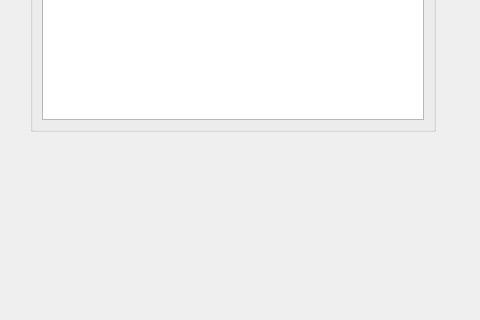
Above: mslib/msui/ui/ui_mscolab_window.ui from Open-MSS/MSS before the change; both pictures show x 0 to 480 and y 101 to 421 of the 480 by 640 pixel window. Below: the same form after it.
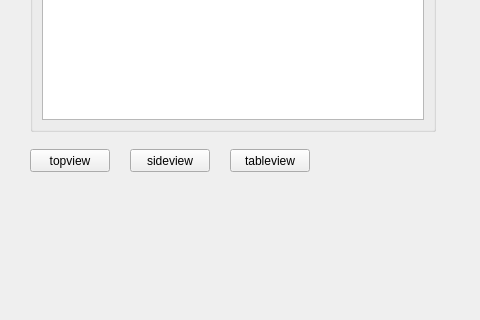
That is the form after the change.

Commit message: Add buttons for topview, sideview, tableview

```diff
--- a/mslib/msui/ui/ui_mscolab_window.ui
+++ b/mslib/msui/ui/ui_mscolab_window.ui
@@ -132,6 +132,45 @@
     </property>
    </widget>
   </widget>
+  <widget class="QPushButton" name="topview">
+   <property name="geometry">
+    <rect>
+     <x>30</x>
+     <y>250</y>
+     <width>80</width>
+     <height>23</height>
+    </rect>
+   </property>
+   <property name="text">
+    <string>topview</string>
+   </property>
+  </widget>
+  <widget class="QPushButton" name="sideview">
+   <property name="geometry">
+    <rect>
+     <x>130</x>
+     <y>250</y>
+     <width>80</width>
+     <height>23</height>
+    </rect>
+   </property>
+   <property name="text">
+    <string>sideview</string>
+   </property>
+  </widget>
+  <widget class="QPushButton" name="tableview">
+   <property name="geometry">
+    <rect>
+     <x>230</x>
+     <y>250</y>
+     <width>80</width>
+     <height>23</height>
+    </rect>
+   </property>
+   <property name="text">
+    <string>tableview</string>
+   </property>
+  </widget>
  </widget>
  <resources/>
  <connections/>
```
The commit also changes 2 other files.
